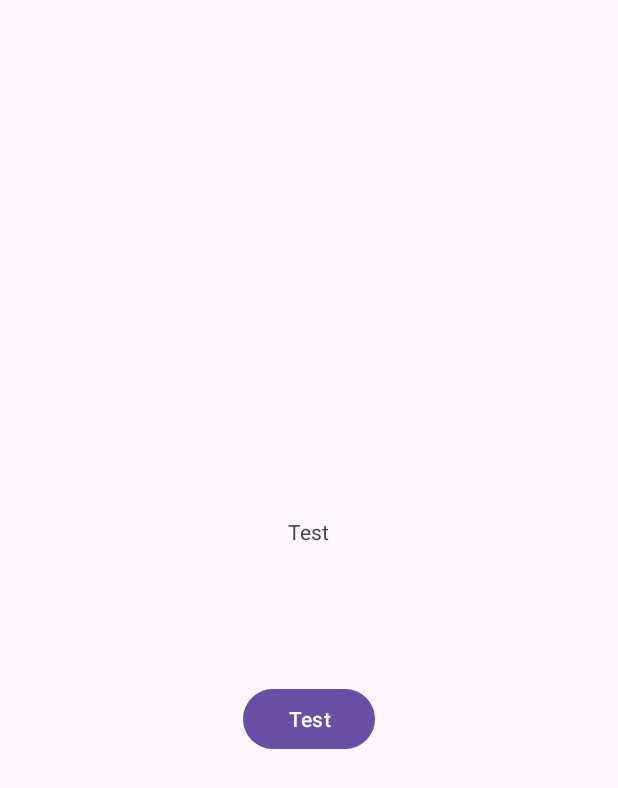
After one commit to eric2025repo/isstracker, an Android app: the CrewActivity screen opened directly, with no data from a screen before it, on a phone screen of 412 x 824 dp. The commit adds this screen. Shown: the top 788 px of the screen. Run offline under Robolectric (Android 15) with nearby library versions, the phone set to English and light mode, and no system bars; Roboto replaces fonts that are not available here.

Commit message:
added buttons added crew page

```diff
--- a/app/build.gradle.kts
+++ b/app/build.gradle.kts
@@ -46,6 +46,7 @@ dependencies {
     implementation(libs.squareup.retrofit2)
     implementation(libs.squareup.retrofit)
     implementation(libs.android.gms)
+    implementation ("com.squareup.picasso:picasso:2.8")
     testImplementation(libs.junit)
     androidTestImplementation(libs.androidx.junit)
     androidTestImplementation(libs.androidx.espresso.core)
--- /dev/null
+++ b/app/src/main/java/com/cop4655/isstracker/CrewActivity.kt
@@ -0,0 +1,21 @@
+package com.cop4655.isstracker
+
+import android.os.Bundle
+import androidx.activity.enableEdgeToEdge
+import androidx.appcompat.app.AppCompatActivity
+import androidx.core.view.ViewCompat
+import androidx.core.view.WindowInsetsCompat
+
+class CrewActivity : AppCompatActivity() {
+
+    override fun onCreate(savedInstanceState: Bundle?) {
+        super.onCreate(savedInstanceState)
+        enableEdgeToEdge()
+        setContentView(R.layout.activity_crew)
+        ViewCompat.setOnApplyWindowInsetsListener(findViewById(R.id.crew)) { v, insets ->
+            val systemBars = insets.getInsets(WindowInsetsCompat.Type.systemBars())
+            v.setPadding(systemBars.left, systemBars.top, systemBars.right, systemBars.bottom)
+            insets
+        }
+    }
+}
--- /dev/null
+++ b/app/src/main/res/layout/activity_crew.xml
@@ -0,0 +1,30 @@
+<?xml version="1.0" encoding="utf-8"?>
+<LinearLayout xmlns:android="http://schemas.android.com/apk/res/android"
+xmlns:tools="http://schemas.android.com/tools"
+    android:id="@+id/crew"
+android:layout_width="match_parent"
+android:layout_height="match_parent"
+android:gravity="center"
+android:orientation="vertical"
+tools:context=".CrewActivity">
+
+<TextView
+    android:layout_width="wrap_content"
+    android:layout_height="wrap_content"
+    android:padding="24dp"
+    android:text="Test"/>
+
+<TextView
+    android:id="@+id/answer_text_view"
+    android:layout_width="wrap_content"
+    android:layout_height="wrap_content"
+    android:padding="24dp"
+    tools:text="Answer"/>
+
+<Button
+    android:id="@+id/show_answer_button"
+    android:layout_width="wrap_content"
+    android:layout_height="wrap_content"
+    android:text="Test"/>
+
+</LinearLayout>
--- a/app/src/main/res/values/strings.xml
+++ b/app/src/main/res/values/strings.xml
@@ -6,5 +6,7 @@
     <string name="longitude">Longitude:</string>
     <string name="time">Time:</string>
     <string name="update">UPDATE</string>
-    <string name="background">background</string>
+    <string name="background">ISS background</string>
+    <string name="image_of_crew">Image of crew</string>
+    <string name="mission_patch">Mission patch</string>
 </resources>
```
Also changed, not shown: app/src/main/AndroidManifest.xml (+8 -0 lines), app/src/main/java/com/cop4655/isstracker/MainActivity.kt (+28 -17 lines), app/src/main/java/com/cop4655/isstracker/PlacesReader.kt (+0 -14 lines), app/src/main/java/com/cop4655/isstracker/PlacesResponse.kt (+0 -14 lines), app/src/main/res/layout/activity_main.xml (+21 -0 lines).
